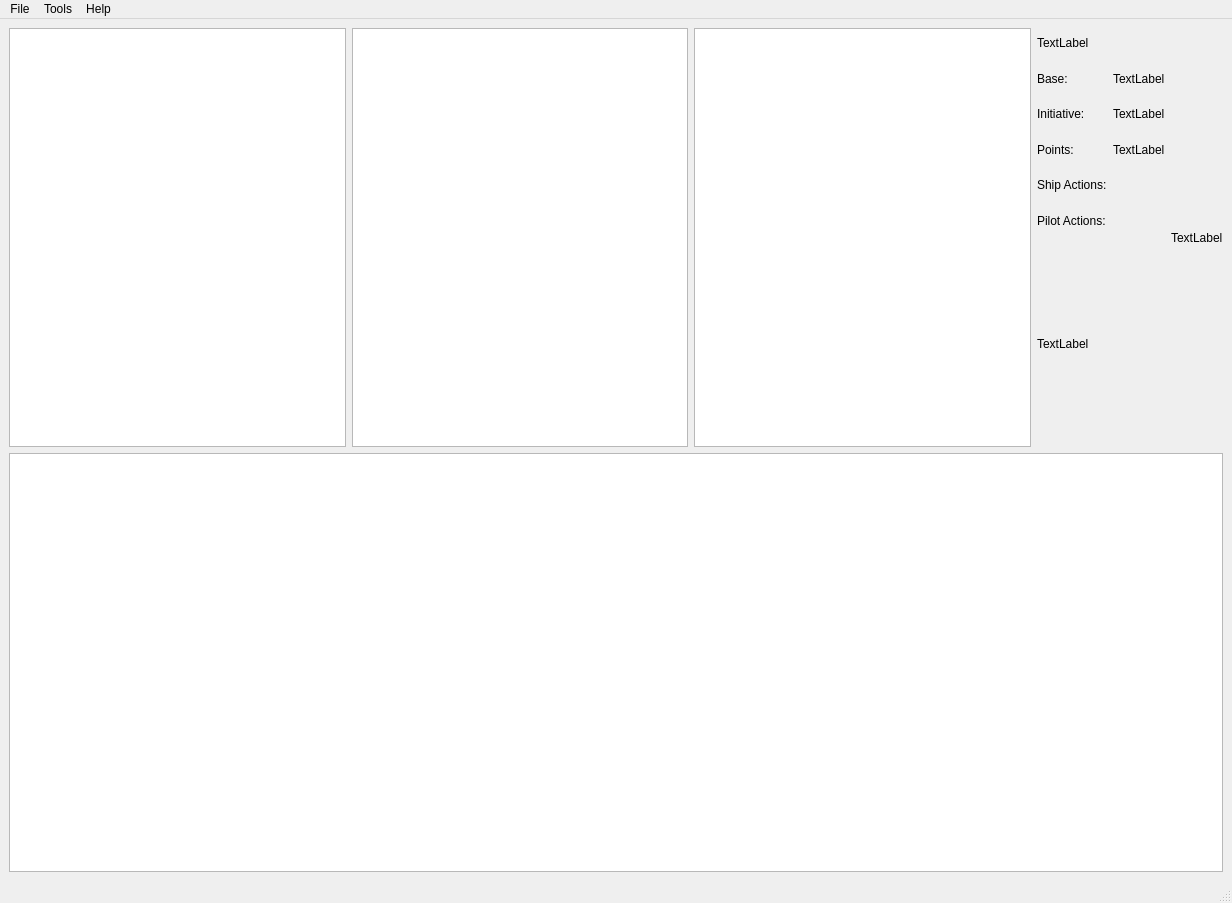
The window that qt_designer/main_window.ui (flipperlord/x-wing-squad-builder) describes before a commit, drawn with Qt 5.
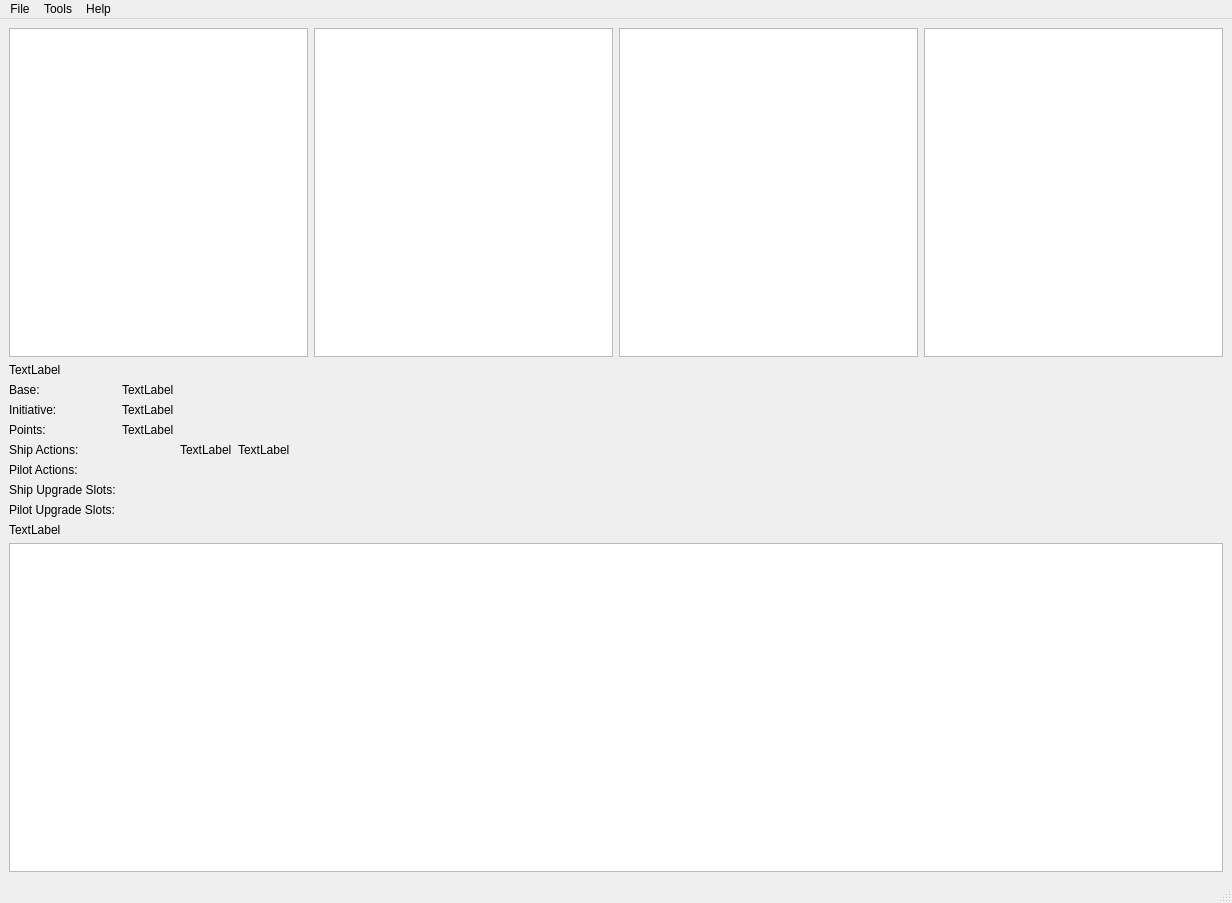
The same window after the commit. Icons and pictures are not drawn.

Patch:
```diff
--- a/qt_designer/main_window.ui
+++ b/qt_designer/main_window.ui
@@ -19,15 +19,8 @@
   </property>
   <widget class="QWidget" name="centralwidget">
    <layout class="QGridLayout" name="gridLayout">
-    <item row="2" column="1">
-     <widget class="QPlainTextEdit" name="logging_plain_text_edit">
-      <property name="readOnly">
-       <bool>true</bool>
-      </property>
-     </widget>
-    </item>
-    <item row="0" column="1">
-     <layout class="QHBoxLayout" name="data_view_layout" stretch="0,0,0,0,0">
+    <item row="0" column="0">
+     <layout class="QHBoxLayout" name="data_view_layout" stretch="0,0,0,0">
       <item>
        <widget class="QListWidget" name="faction_list_widget">
         <property name="toolTip">
@@ -48,12 +41,52 @@
          <string>Pilot List
 (Initiative) Pilot Name (Cost)</string>
         </property>
+        <property name="dragEnabled">
+         <bool>false</bool>
+        </property>
+        <property name="dragDropMode">
+         <enum>QAbstractItemView::NoDragDrop</enum>
+        </property>
+        <property name="alternatingRowColors">
+         <bool>false</bool>
+        </property>
+        <property name="selectionBehavior">
+         <enum>QAbstractItemView::SelectItems</enum>
+        </property>
+        <property name="modelColumn">
+         <number>0</number>
+        </property>
        </widget>
       </item>
+      <item>
+       <widget class="QListWidget" name="upgrade_list_widget">
+        <property name="toolTip">
+         <string>Upgrade List</string>
+        </property>
+       </widget>
+      </item>
+     </layout>
+    </item>
+    <item row="2" column="0">
+     <widget class="QPlainTextEdit" name="logging_plain_text_edit">
+      <property name="readOnly">
+       <bool>true</bool>
+      </property>
+     </widget>
+    </item>
+    <item row="1" column="0">
+     <layout class="QHBoxLayout" name="horizontalLayout">
       <item>
        <layout class="QVBoxLayout" name="ship_aggregate">
         <item>
          <layout class="QGridLayout" name="ship_information_2">
+          <item row="6" column="0">
+           <widget class="QLabel" name="label_9">
+            <property name="text">
+             <string>Ship Upgrade Slots:</string>
+            </property>
+           </widget>
+          </item>
           <item row="3" column="0">
            <widget class="QLabel" name="label_6">
             <property name="text">
@@ -75,6 +108,9 @@
             </property>
            </widget>
           </item>
+          <item row="6" column="1">
+           <layout class="QHBoxLayout" name="ship_upgrade_slot_layout"/>
+          </item>
           <item row="3" column="1">
            <widget class="QLabel" name="points_label">
             <property name="text">
@@ -106,13 +142,6 @@
           <item row="4" column="1">
            <layout class="QHBoxLayout" name="ship_action_layout"/>
           </item>
-          <item row="1" column="0">
-           <widget class="QLabel" name="label_4">
-            <property name="text">
-             <string>Base: </string>
-            </property>
-           </widget>
-          </item>
           <item row="5" column="0">
            <widget class="QLabel" name="label_8">
             <property name="text">
@@ -123,6 +152,23 @@
           <item row="5" column="1">
            <layout class="QHBoxLayout" name="pilot_action_layout"/>
           </item>
+          <item row="1" column="0">
+           <widget class="QLabel" name="label_4">
+            <property name="text">
+             <string>Base: </string>
+            </property>
+           </widget>
+          </item>
+          <item row="7" column="0">
+           <widget class="QLabel" name="label_10">
+            <property name="text">
+             <string>Pilot Upgrade Slots:</string>
+            </property>
+           </widget>
+          </item>
+          <item row="7" column="1">
+           <layout class="QHBoxLayout" name="pilot_upgrade_slot_layout"/>
+          </item>
          </layout>
         </item>
         <item>
@@ -135,15 +181,31 @@
        </layout>
       </item>
       <item>
-       <layout class="QHBoxLayout" name="card_image_layout">
-        <item>
-         <widget class="QLabel" name="pilot_image_label">
-          <property name="text">
-           <string>TextLabel</string>
-          </property>
-         </widget>
-        </item>
-       </layout>
+       <widget class="QLabel" name="pilot_image_label">
+        <property name="text">
+         <string>TextLabel</string>
+        </property>
+       </widget>
+      </item>
+      <item>
+       <widget class="QLabel" name="upgrade_image_label">
+        <property name="text">
+         <string>TextLabel</string>
+        </property>
+       </widget>
+      </item>
+      <item>
+       <spacer name="horizontalSpacer">
+        <property name="orientation">
+         <enum>Qt::Horizontal</enum>
+        </property>
+        <property name="sizeHint" stdset="0">
+         <size>
+          <width>40</width>
+          <height>20</height>
+         </size>
+        </property>
+       </spacer>
       </item>
      </layout>
     </item>
```
